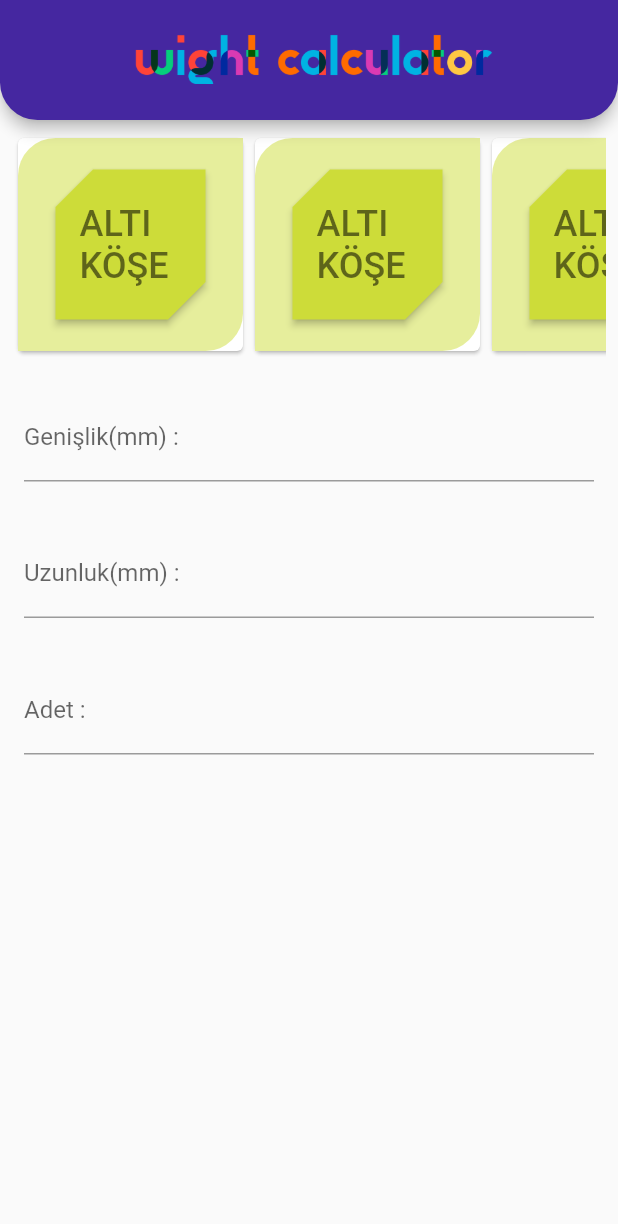
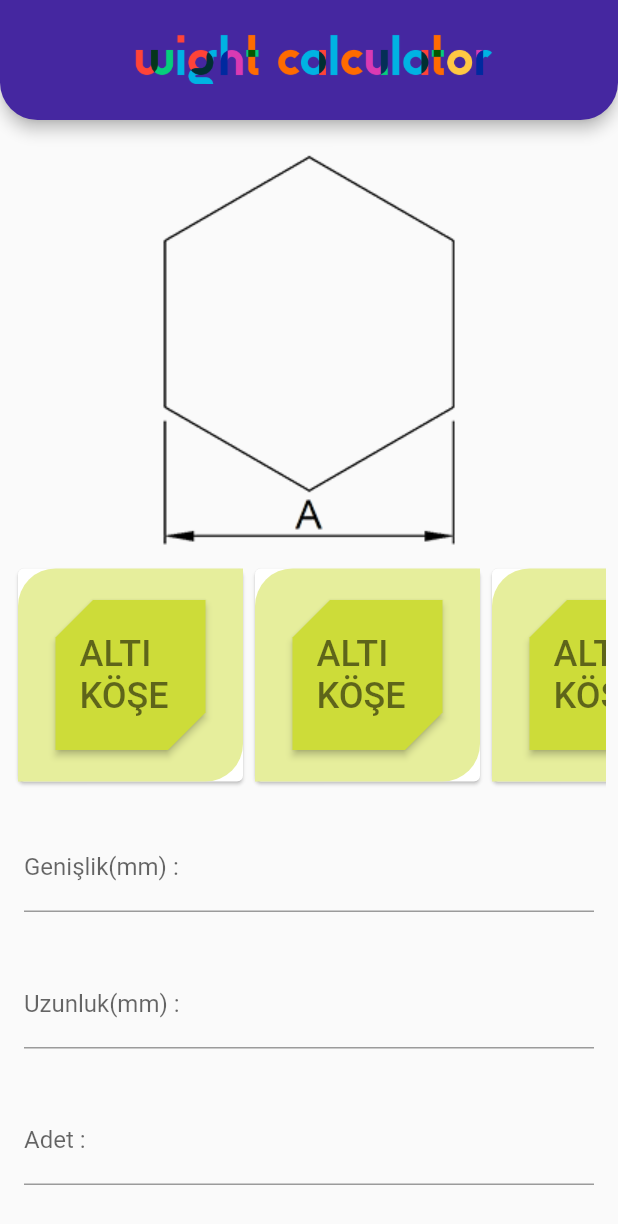
Before and after one commit to fmobey/weightcalculator, a Flutter app: the screen it shows after launch, after a tap on "ALTI KÖŞE", on a phone screen of 412 x 824 dp. Shown: the top 1224 px of the screen. Run offline on Flutter 3.47's test engine with Material 2 defaults, Android fonts, the light colour scheme and no system bars.

Commit message:
yeni yeni icatlar

```diff
--- a/weigthcalculator/lib/altikose.dart
+++ b/weigthcalculator/lib/altikose.dart
@@ -7,7 +7,7 @@ class Altikose extends StatelessWidget {
       title: "weigth calculator",
       debugShowCheckedModeBanner: false,
       theme: ThemeData(
-        primarySwatch: Colors.purple,
+        primarySwatch: Colors.blueGrey,
       ),
       home: MyHomePage(title: 'Flutter Demo Home Page'),
     );
@@ -25,7 +25,10 @@ class MyHomePage extends StatefulWidget {
 
 class _MyHomePageState extends State<MyHomePage> {
   @override
-  TextEditingController wifiPasswordController = TextEditingController();
+  TextEditingController genislik = TextEditingController();
+  TextEditingController uzunluk = TextEditingController();
+  double _katsayi = 0;
+  TextEditingController adet = TextEditingController();
 
   Widget build(BuildContext context) {
     return Scaffold(
@@ -51,9 +54,17 @@ class _MyHomePageState extends State<MyHomePage> {
           ),
         ),
       ),
-      body: Column(
-        mainAxisSize: MainAxisSize.min,
+      body: ListView(
         children: <Widget>[
+          Container(
+            margin: EdgeInsets.only(top: 20),
+            child: Center(
+              child: Image.asset(
+                'lib/assets/images/altigen.png',
+                fit: BoxFit.cover,
+              ),
+            ),
+          ),
           Padding(
             padding: const EdgeInsets.all(8.0),
             child: SizedBox(
@@ -343,7 +354,7 @@ class _MyHomePageState extends State<MyHomePage> {
                         width: 100,
                         child: ElevatedButton(
                           child: Text(
-                            'ALTI KÖŞE ',
+                            'STELL ',
                             style:
                                 TextStyle(fontSize: 24, color: Colors.black54),
                           ),
@@ -355,7 +366,11 @@ class _MyHomePageState extends State<MyHomePage> {
                                     topLeft: Radius.circular(25.0),
                                     bottomRight: Radius.circular(25.0))),
                           ),
-                          onPressed: () {},
+                          onPressed: () {
+                            setState(() {
+                              _katsayi = 0.00617;
+                            });
+                          },
                         ),
                       ),
                     ),
@@ -830,22 +845,66 @@ class _MyHomePageState extends State<MyHomePage> {
           Padding(
             padding: const EdgeInsets.all(16),
             child: TextField(
-              controller: wifiPasswordController,
+              controller: genislik,
+              keyboardType: TextInputType.number,
               decoration: InputDecoration(labelText: 'Genişlik(mm) :'),
             ),
           ),
           Padding(
             padding: const EdgeInsets.all(16),
             child: TextField(
-              controller: wifiPasswordController,
+              keyboardType: TextInputType.number,
+              controller: uzunluk,
               decoration: InputDecoration(labelText: 'Uzunluk(mm) :'),
             ),
           ),
           Padding(
             padding: const EdgeInsets.all(16),
             child: TextField(
-              controller: wifiPasswordController,
+              controller: adet,
+              keyboardType: TextInputType.number,
               decoration: InputDecoration(labelText: 'Adet :'),
+            ),
+          ),
+          Container(
+            height: 100,
+            width: 300,
+            margin: EdgeInsets.only(right: 50, left: 50, top: 90),
+            decoration: BoxDecoration(
+                color: Colors.black26,
+                shape: BoxShape.rectangle,
+                borderRadius: BorderRadius.only(
+                    topRight: Radius.circular(25.0),
+                    bottomLeft: Radius.circular(25.0))),
+            alignment: Alignment.center,
+            child: Container(
+              height: 70,
+              width: 210,
+              decoration: BoxDecoration(
+                  color: Colors.black54,
+                  shape: BoxShape.rectangle,
+                  borderRadius: BorderRadius.only(
+                      topRight: Radius.circular(25.0),
+                      bottomLeft: Radius.circular(25.0))),
+              child: Row(
+                mainAxisAlignment: MainAxisAlignment.center,
+                children: <Widget>[
+                  Text(
+                    "Result: ",
+                    style: TextStyle(
+                        fontSize: 24,
+                        fontWeight: FontWeight.w500,
+                        color: Colors.white),
+                  ),
+                  Text(
+                    "${_katsayi}",
+                    style: TextStyle(
+                        fontSize: 24,
+                        fontWeight: FontWeight.w500,
+                        color: Colors.white),
+                  ),
+                ],
+              ),
             ),
           ),
         ],
--- a/weigthcalculator/pubspec.yaml
+++ b/weigthcalculator/pubspec.yaml
@@ -47,6 +47,7 @@ flutter:
   # To add assets to your application, add an assets section, like this:
   assets:
      - lib/assets/images/1.png
+     - lib/assets/images/altigen.png
 
   # An image asset can refer to one or more resolution-specific "variants", see
   # https://flutter.dev/assets-and-images/#resolution-aware.
```
Also changed, not shown: weigthcalculator/lib/assets/images/altigen.png (added), 1 other file.
